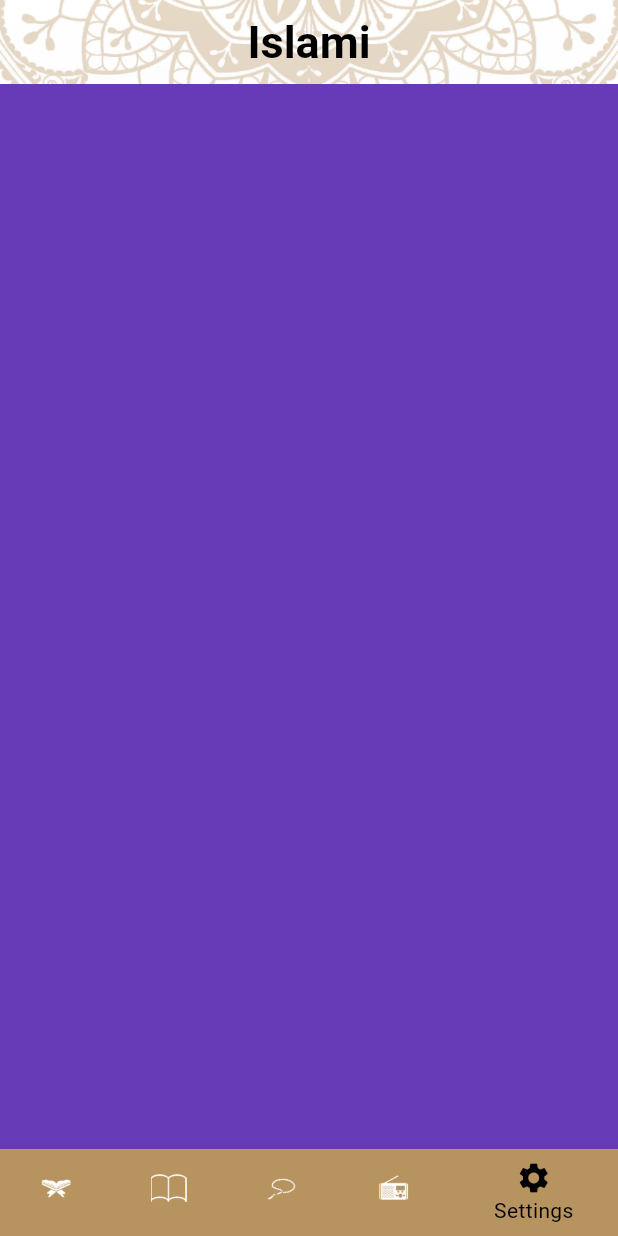
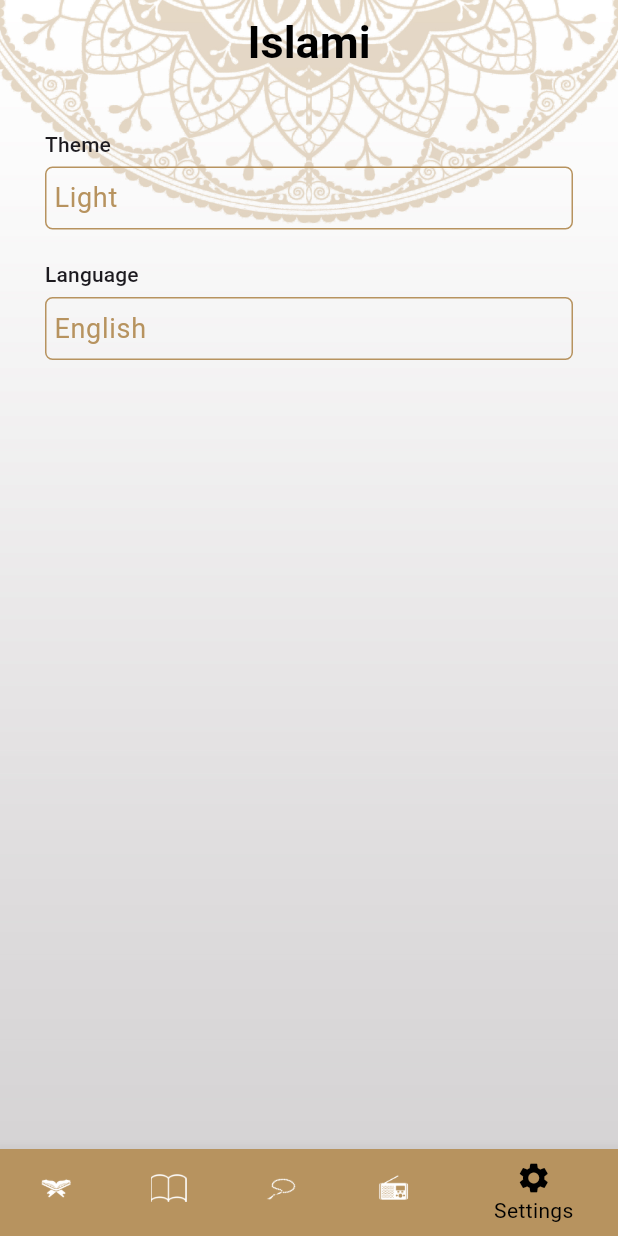
Before and after one commit to ShrookGamal/islamy-app, a Flutter app: the screen it shows after launch, item 5 of the bottom bar chosen, on a phone screen of 412 x 824 dp. Run offline on Flutter 3.47's test engine with Material 3 defaults, Android fonts, the phone set to English and light mode, and no system bars.

Commit message:
+ settings tab

```diff
--- a/lib/config/theme/my_theme.dart
+++ b/lib/config/theme/my_theme.dart
@@ -27,10 +27,26 @@ class MyTheme {
           titleMedium: TextStyle(
               fontSize: 19,
               color: ColorsManager.black,
-              fontWeight: FontWeight.w400)),
+              fontWeight: FontWeight.w400),
+          labelMedium: TextStyle(
+              fontWeight: FontWeight.normal,
+              fontSize: 18,
+              color: ColorsManager.goldColor),
+          labelSmall: TextStyle(
+              fontWeight: FontWeight.normal,
+              fontSize: 16,
+              color: Colors.white)),
       cardTheme: CardTheme(
           shape:
               RoundedRectangleBorder(borderRadius: BorderRadius.circular(10)),
-          color: Color(0XFFFCFAEE)));
+          color: Color(0XFFFCFAEE)),
+      bottomSheetTheme: BottomSheetThemeData(
+          elevation: 10,
+          /*shape: RoundedRectangleBorder(
+          borderRadius: BorderRadius.only(
+            topLeft: Radius.circular(30),
+            topRight: Radius.circular(30),)),*/
+          backgroundColor: ColorsManager.goldColor.withOpacity(0.7)));
+
   static ThemeData darkTheme = ThemeData();
 }
--- a/lib/presentation/screens/home/tabs/settings_tab/settings_tab.dart
+++ b/lib/presentation/screens/home/tabs/settings_tab/settings_tab.dart
@@ -1,12 +1,80 @@
 import 'package:flutter/material.dart';
+import 'package:flutter_projects/presentation/screens/home/tabs/settings_tab/widgets/language_bottom_sheet.dart';
+import 'package:flutter_projects/presentation/screens/home/tabs/settings_tab/widgets/theme_bottom_sheet.dart';
+
+import '../../../../../core/colors_manager.dart';
 
 class SettingsTab extends StatelessWidget {
   const SettingsTab({super.key});
 
   @override
   Widget build(BuildContext context) {
-    return Container(
-      color: Colors.deepPurple,
+    return Padding(
+      padding: const EdgeInsets.all(30.0),
+      child: Column(crossAxisAlignment: CrossAxisAlignment.start, children: [
+        Text(
+          'Theme',
+          style: Theme.of(context).textTheme.labelLarge,
+        ),
+        SizedBox(
+          height: 5,
+        ),
+        InkWell(
+          onTap: () {
+            showThemeBottomSheet(context);
+          },
+          child: Container(
+            padding: EdgeInsets.symmetric(vertical: 8, horizontal: 5),
+            width: double.infinity,
+            decoration: BoxDecoration(
+                borderRadius: BorderRadius.circular(5),
+                border: Border.all(
+                  color: ColorsManager.goldColor,
+                )),
+            child: Text(
+              'Light',
+              style: Theme.of(context).textTheme.labelMedium,
+            ),
+          ),
+        ),
+        SizedBox(
+          height: 20,
+        ),
+        Text(
+          'Language',
+          style: Theme.of(context).textTheme.labelLarge,
+        ),
+        SizedBox(
+          height: 5,
+        ),
+        InkWell(
+          onTap: () {
+            showLangBottomSheet(context);
+          },
+          child: Container(
+            padding: EdgeInsets.symmetric(vertical: 8, horizontal: 5),
+            width: double.infinity,
+            decoration: BoxDecoration(
+                borderRadius: BorderRadius.circular(5),
+                border: Border.all(
+                  color: ColorsManager.goldColor,
+                )),
+            child: Text(
+              'English',
+              style: Theme.of(context).textTheme.labelMedium,
+            ),
+          ),
+        )
+      ]),
     );
   }
+
+  void showThemeBottomSheet(BuildContext context) {
+    showModalBottomSheet(context: context, builder: (context) => ThemeSheet());
+  }
+
+  void showLangBottomSheet(BuildContext context) {
+    showModalBottomSheet(
+        context: context, builder: (context) => LanguageSheet());
+  }
 }
```
Also changed, not shown: lib/presentation/screens/home/tabs/settings_tab/widgets/language_bottom_sheet.dart (added, +51 -0 lines), lib/presentation/screens/home/tabs/settings_tab/widgets/theme_bottom_sheet.dart (added, +51 -0 lines).
